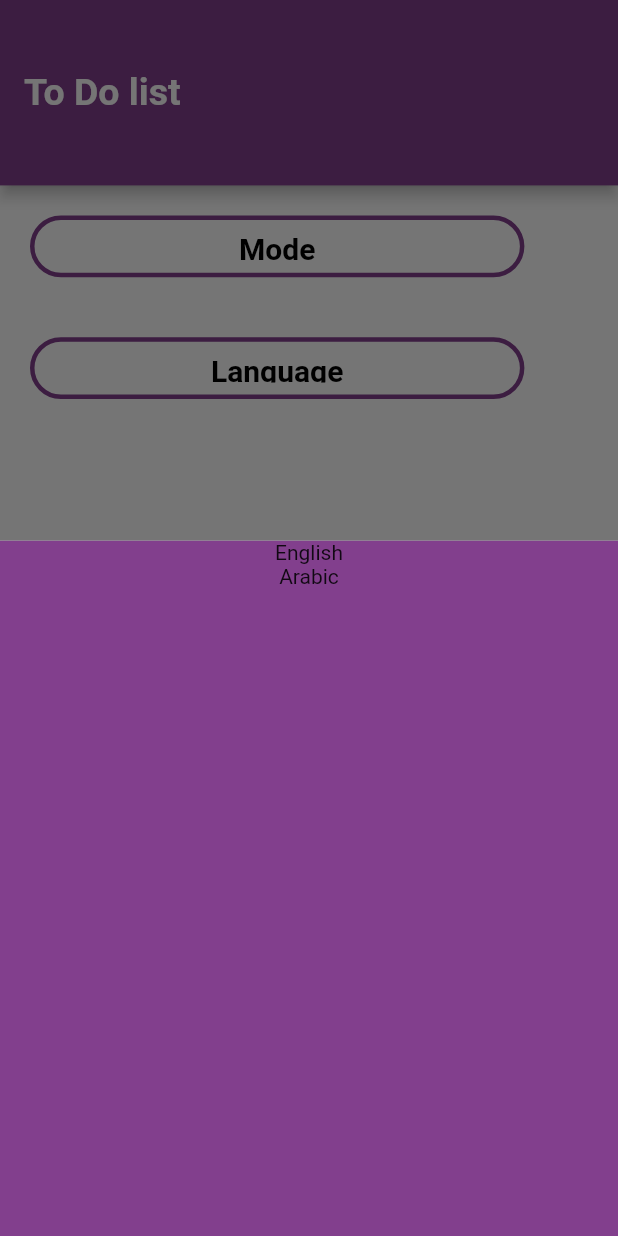
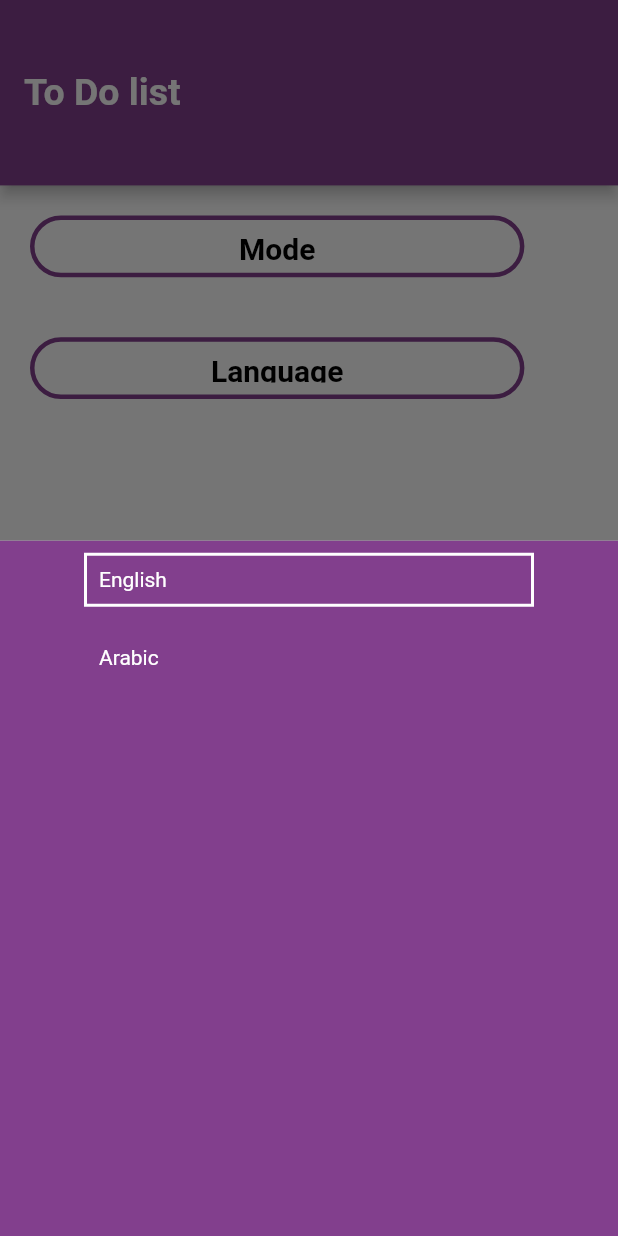
Before and after one commit to malakmagdy1/To_Do_App, a Flutter app: the screen it shows after launch, item 2 of the bottom bar chosen, after a tap on "Language", on a phone screen of 412 x 824 dp. Run offline on Flutter 3.47's test engine with Material 2 defaults, Android fonts, the light colour scheme and no system bars; our stand-ins replace bot_toast, calendar_timeline, cloud_firestore, firebase_core, flutter_easyloading, flutter_slidable; accounts and stored records are empty; generated files the repository leaves out were written again.

Commit message:
to do app

```diff
--- a/lib/main.dart
+++ b/lib/main.dart
@@ -32,11 +32,9 @@ class MyApp extends StatelessWidget {
       localizationsDelegates: AppLocalizations.localizationsDelegates,
       supportedLocales: AppLocalizations.supportedLocales,
       debugShowCheckedModeBanner: false,
-
-      //theme:ThemeData.light(),
       themeMode: providar.themeMode,
       initialRoute: splash.routeName,
-      locale: Locale("en"),
+      locale: Locale(providar.currentLang),
       routes: {
         splash.routeName: (context) => splash(),
         HomeLayoutView.routeName: (context) => const HomeLayoutView(),
--- a/lib/module/settings/setting_view.dart
+++ b/lib/module/settings/setting_view.dart
@@ -1,13 +1,14 @@
 import 'package:flutter/material.dart';
+import 'package:flutter_gen/gen_l10n/app_localizations.dart';
 import 'package:provider/provider.dart';
 import 'package:to_do/module/settings/setting_providar.dart';
 import 'package:to_do/tasks_list/widgts/ThemeBottomSheet.dart';
-
 class SettingView extends StatelessWidget {
   const SettingView({super.key});
 
   @override
   Widget build(BuildContext context) {
+    var applocale = AppLocalizations.of(context);
     var provider = Provider.of<SettingProvider>(context);
     var mediaQuery = MediaQuery.of(context).size;
     return Scaffold(
@@ -33,7 +34,7 @@ class SettingView extends StatelessWidget {
                         context: context,
                         builder: (context) => ThemeBottomSheet());
                   },
-                  child: Text("Mode",
+                  child: Text(applocale!.mode,
                       style: TextStyle(
                         fontWeight: FontWeight.bold,
                         fontSize: 20,
@@ -60,7 +61,7 @@ class SettingView extends StatelessWidget {
                         context: context,
                         builder: (context) => ThemeBottomSheetTwo());
                   },
-                  child: Text("Language",
+                  child: Text(applocale!.language,
                       style: TextStyle(
                         fontWeight: FontWeight.bold,
                         fontSize: 20,
--- a/lib/tasks_list/widgts/ThemeBottomSheet.dart
+++ b/lib/tasks_list/widgts/ThemeBottomSheet.dart
@@ -54,8 +54,26 @@ class ThemeBottomSheetTwo extends StatelessWidget {
           : AppTheme.lightTheme.bottomSheetTheme.backgroundColor,
       child: Column(
         children: [
-          InkWell(onTap: () {}, child: Text("English")),
-          InkWell(onTap: () {}, child: Text("Arabic")),
+          InkWell(
+            onTap: () {
+              providar.changeLang("en");
+            },
+            child: providar.currentLang == "en"
+                ? SelectedIteam(
+                    "English",
+                  )
+                : UnSelectedIteam("English"),
+          ),
+          InkWell(
+            onTap: () {
+              providar.changeLang("ar");
+            },
+            child: providar.currentLang == "ar"
+                ? SelectedIteam(
+                    "Arabic",
+                  )
+                : UnSelectedIteam("Arabic"),
+          ),
         ],
       ),
     );
```
Also changed, not shown: lib/module/settings/setting_providar.dart (+7 -0 lines).
